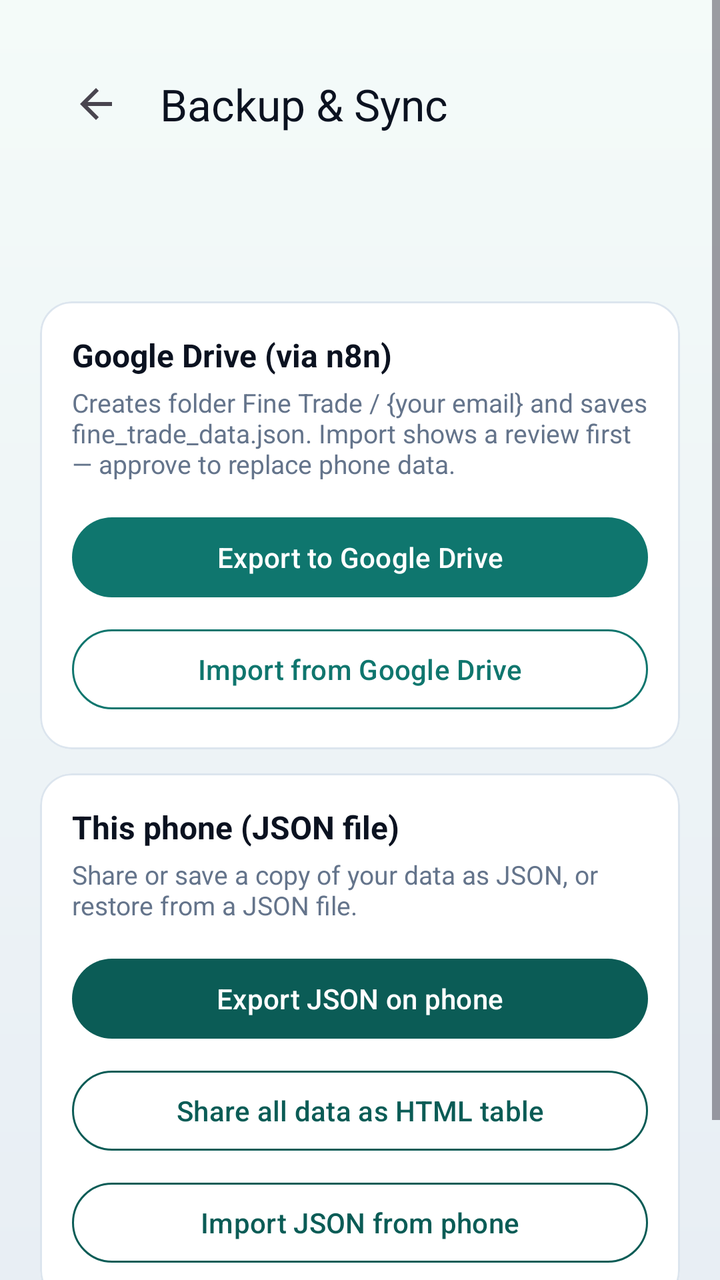
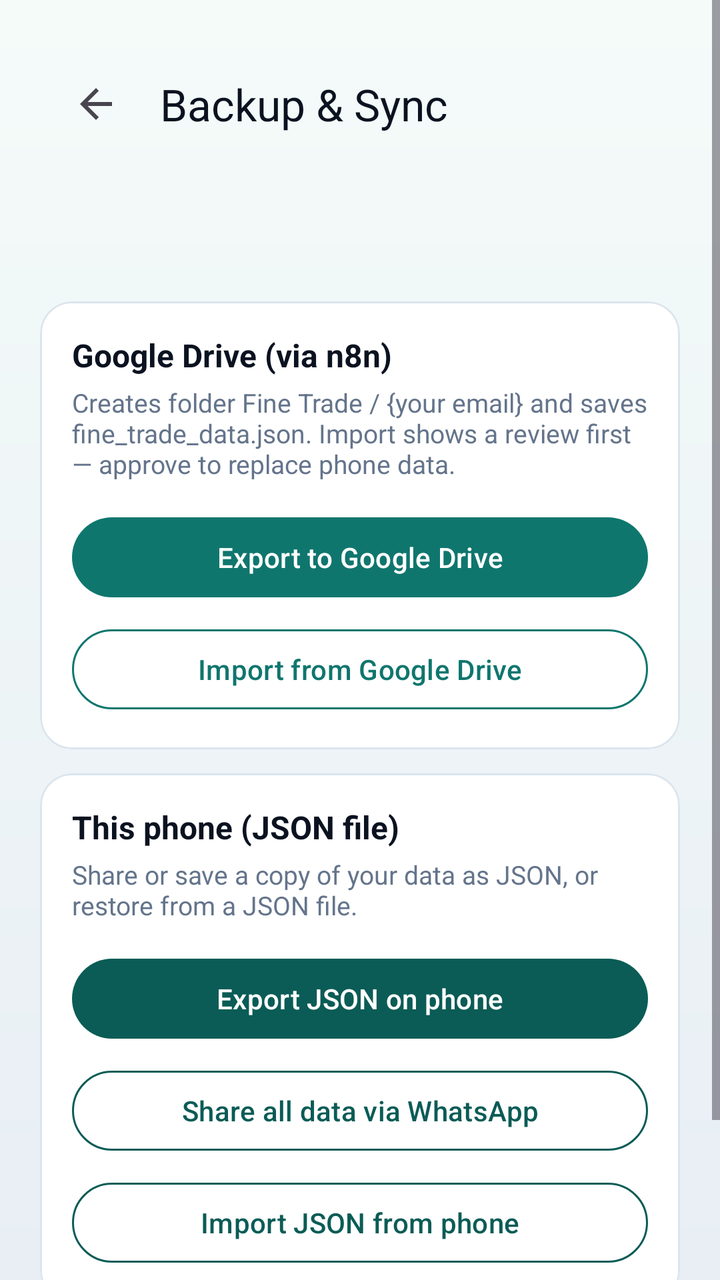

Before-and-after screenshots of an Android layout around one commit, followed by the original layout XML and the change that was made.
<!-- AndroidManifest.xml: application theme Theme.FineTrade -->
<!-- res/layout/activity_backup.xml -->
<?xml version="1.0" encoding="utf-8"?>
<ScrollView xmlns:android="http://schemas.android.com/apk/res/android"
    xmlns:app="http://schemas.android.com/apk/res-auto"
    android:layout_width="match_parent"
    android:layout_height="match_parent"
    android:background="@drawable/bg_home"
    android:fillViewport="true">

    <LinearLayout
        android:layout_width="match_parent"
        android:layout_height="wrap_content"
        android:orientation="vertical"
        android:padding="20dp">

        <com.google.android.material.appbar.MaterialToolbar
            android:id="@+id/toolbar"
            android:layout_width="match_parent"
            android:layout_height="wrap_content"
            android:background="@android:color/transparent"
            app:navigationIcon="?attr/homeAsUpIndicator"
            app:title="Backup &amp; Sync"
            app:titleTextColor="@color/ink" />

        <TextView
            android:id="@+id/accountStatus"
            android:layout_width="match_parent"
            android:layout_height="wrap_content"
            android:layout_marginTop="8dp"
            android:textColor="@color/ink"
            android:textSize="15sp"
            android:textStyle="bold" />

        <TextView
            android:id="@+id/storageHint"
            android:layout_width="match_parent"
            android:layout_height="wrap_content"
            android:layout_marginTop="6dp"
            android:textColor="@color/muted"
            android:textSize="12sp" />

        <com.google.android.material.card.MaterialCardView
            android:layout_width="match_parent"
            android:layout_height="wrap_content"
            android:layout_marginTop="16dp"
            app:cardBackgroundColor="@android:color/white"
            app:cardCornerRadius="16dp"
            app:strokeColor="@color/card_stroke"
            app:strokeWidth="1dp">

            <LinearLayout
                android:layout_width="match_parent"
                android:layout_height="wrap_content"
                android:orientation="vertical"
                android:padding="16dp">

                <TextView
                    android:layout_width="match_parent"
                    android:layout_height="wrap_content"
                    android:text="Google Drive (via n8n)"
                    android:textColor="@color/ink"
                    android:textSize="16sp"
                    android:textStyle="bold" />

                <TextView
                    android:layout_width="match_parent"
                    android:layout_height="wrap_content"
                    android:layout_marginTop="4dp"
                    android:text="Creates folder Fine Trade / {your email} and saves fine_trade_data.json. Import shows a review first — approve to replace phone data."
                    android:textColor="@color/muted"
                    android:textSize="13sp" />

                <FrameLayout
                    android:layout_width="match_parent"
                    android:layout_height="wrap_content"
                    android:layout_marginTop="14dp"
                    android:minHeight="48dp">

                    <com.google.android.material.button.MaterialButton
                        android:id="@+id/btnExportDrive"
                        android:layout_width="match_parent"
                        android:layout_height="wrap_content"
                        android:minHeight="48dp"
                        android:text="Export to Google Drive"
                        app:backgroundTint="@color/teal" />

                    <com.google.android.material.progressindicator.CircularProgressIndicator
                        android:id="@+id/exportDriveProgress"
                        android:layout_width="wrap_content"
                        android:layout_height="wrap_content"
                        android:layout_gravity="center"
                        android:indeterminate="true"
                        android:visibility="gone"
                        app:indicatorColor="@android:color/white"
                        app:indicatorSize="24dp"
                        app:trackThickness="3dp" />
                </FrameLayout>

                <FrameLayout
                    android:layout_width="match_parent"
                    android:layout_height="wrap_content"
                    android:layout_marginTop="8dp"
                    android:minHeight="48dp">

                    <com.google.android.material.button.MaterialButton
                        android:id="@+id/btnImportDrive"
                        style="@style/Widget.Material3.Button.OutlinedButton"
                        android:layout_width="match_parent"
                        android:layout_height="wrap_content"
                        android:minHeight="48dp"
                        android:text="Import from Google Drive"
                        android:textColor="@color/teal"
                        app:strokeColor="@color/teal" />

                    <com.google.android.material.progressindicator.CircularProgressIndicator
                        android:id="@+id/importDriveProgress"
                        android:layout_width="wrap_content"
                        android:layout_height="wrap_content"
                        android:layout_gravity="center"
                        android:indeterminate="true"
                        android:visibility="gone"
                        app:indicatorColor="@color/teal"
                        app:indicatorSize="24dp"
                        app:trackThickness="3dp" />
                </FrameLayout>
            </LinearLayout>
        </com.google.android.material.card.MaterialCardView>

        <com.google.android.material.card.MaterialCardView
            android:layout_width="match_parent"
            android:layout_height="wrap_content"
            android:layout_marginTop="12dp"
            app:cardBackgroundColor="@android:color/white"
            app:cardCornerRadius="16dp"
            app:strokeColor="@color/card_stroke"
            app:strokeWidth="1dp">

            <LinearLayout
                android:layout_width="match_parent"
                android:layout_height="wrap_content"
                android:orientation="vertical"
                android:padding="16dp">

                <TextView
                    android:layout_width="match_parent"
                    android:layout_height="wrap_content"
                    android:text="This phone (JSON file)"
                    android:textColor="@color/ink"
                    android:textSize="16sp"
                    android:textStyle="bold" />

                <TextView
                    android:layout_width="match_parent"
                    android:layout_height="wrap_content"
                    android:layout_marginTop="4dp"
                    android:text="Share or save a copy of your data as JSON, or restore from a JSON file."
                    android:textColor="@color/muted"
                    android:textSize="13sp" />

                <com.google.android.material.button.MaterialButton
                    android:id="@+id/btnExportPhone"
                    android:layout_width="match_parent"
                    android:layout_height="wrap_content"
                    android:layout_marginTop="14dp"
                    android:minHeight="48dp"
                    android:text="Export JSON on phone"
                    app:backgroundTint="@color/teal_dark" />

                <com.google.android.material.button.MaterialButton
                    android:id="@+id/btnShareTable"
                    style="@style/Widget.Material3.Button.OutlinedButton"
                    android:layout_width="match_parent"
                    android:layout_height="wrap_content"
                    android:layout_marginTop="8dp"
                    android:minHeight="48dp"
                    android:text="Share all data as HTML table"
                    android:textColor="@color/teal_dark"
                    app:strokeColor="@color/teal_dark" />

                <com.google.android.material.button.MaterialButton
                    android:id="@+id/btnImportPhone"
                    style="@style/Widget.Material3.Button.OutlinedButton"
                    android:layout_width="match_parent"
                    android:layout_height="wrap_content"
                    android:layout_marginTop="8dp"
                    android:minHeight="48dp"
                    android:text="Import JSON from phone"
                    android:textColor="@color/teal_dark"
                    app:strokeColor="@color/teal_dark" />
            </LinearLayout>
        </com.google.android.material.card.MaterialCardView>

        <com.google.android.material.button.MaterialButton
            android:id="@+id/btnLogout"
            style="@style/Widget.Material3.Button.TextButton"
            android:layout_width="match_parent"
            android:layout_height="wrap_content"
            android:layout_marginTop="12dp"
            android:minHeight="48dp"
            android:text="Log out"
            android:textColor="#B91C1C" />

        <ProgressBar
            android:id="@+id/progress"
            android:layout_width="wrap_content"
            android:layout_height="wrap_content"
            android:layout_gravity="center_horizontal"
            android:layout_marginTop="12dp"
            android:visibility="gone" />
    </LinearLayout>
</ScrollView>
<!-- resources referenced by this layout -->
<resources>
  <color name="card_stroke">#DCE5EE</color>
  <color name="ink">#0B1220</color>
  <color name="muted">#64748B</color>
  <color name="teal">#0F766E</color>
  <color name="teal_dark">#0B5C56</color>
  <!-- drawable bg_home (drawable) -->
  <?xml version="1.0" encoding="utf-8"?>
  <shape xmlns:android="http://schemas.android.com/apk/res/android">
      <gradient
          android:angle="165"
          android:endColor="#E8EEF4"
          android:startColor="#F4FBF9"
          android:type="linear" />
  </shape>
  <style name="Theme.FineTrade" parent="Theme.Material3.Light.NoActionBar">
          <item name="colorPrimary">@color/teal</item>
          <item name="colorPrimaryContainer">@color/teal_soft</item>
          <item name="colorOnPrimary">@android:color/white</item>
          <item name="android:statusBarColor">@color/teal_dark</item>
          <item name="android:navigationBarColor">@android:color/white</item>
          <item name="android:windowBackground">@color/bg</item>
          <item name="android:windowLightStatusBar">false</item>
          <item name="android:forceDarkAllowed">false</item>
      </style>
  <color name="teal_soft">#E6F5F3</color>
  <color name="bg">#EEF3F7</color>
</resources>

<!-- the commit's change to res/layout/activity_backup.xml (unified diff, before → after) -->
@@ -172,7 +172,7 @@
                     android:layout_height="wrap_content"
                     android:layout_marginTop="8dp"
                     android:minHeight="48dp"
-                    android:text="Share all data as HTML table"
+                    android:text="Share all data via WhatsApp"
                     android:textColor="@color/teal_dark"
                     app:strokeColor="@color/teal_dark" />
 
